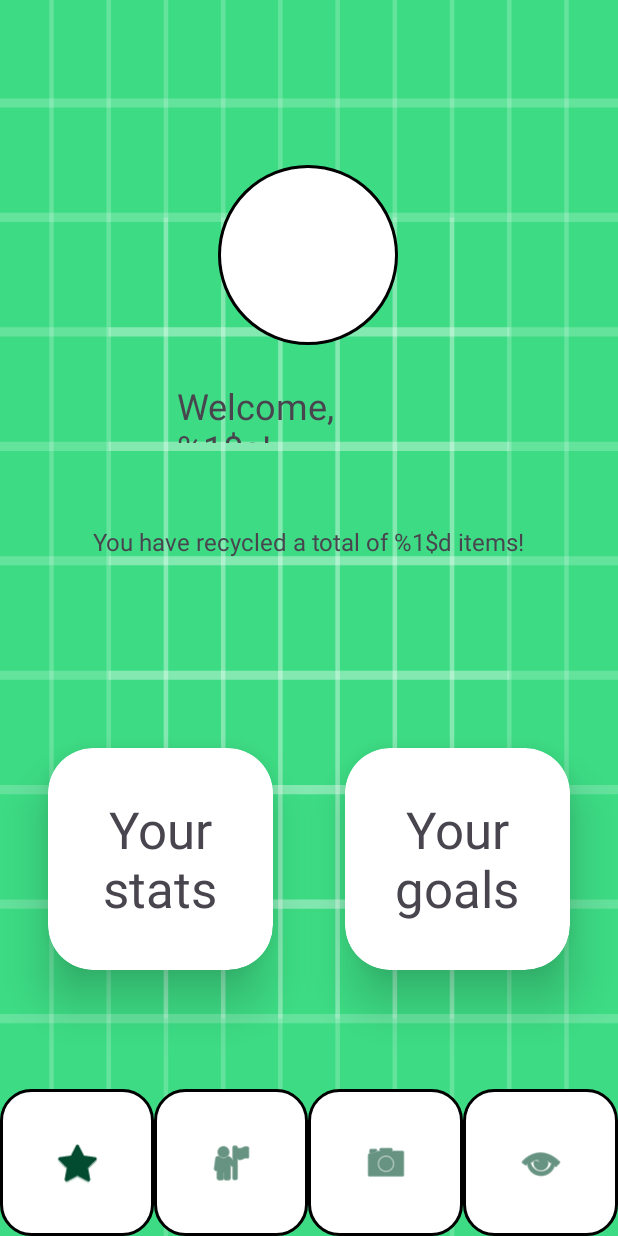
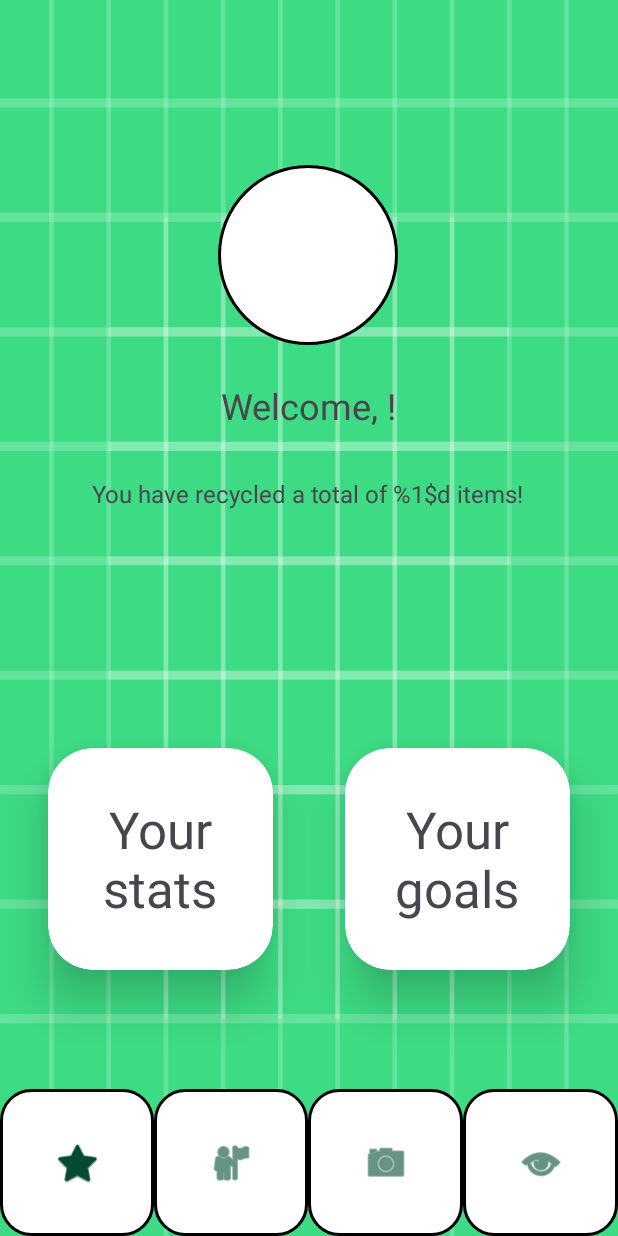
Before and after one commit to iamrb1/EcoSnap, an Android app: the Profile screen opened directly, with no data from a screen before it, on a phone screen of 412 x 824 dp. Run offline under Robolectric (Android 15) with nearby library versions, the phone set to English and light mode, and no system bars; our stand-ins replace Firebase (no records; nobody signed in at launch, a user with empty details on screens opened directly).

Commit message:
Update profile information with email

```diff
--- a/app/src/main/java/edu/msu/cse476/baragurr/ecosnap/Account.java
+++ b/app/src/main/java/edu/msu/cse476/baragurr/ecosnap/Account.java
@@ -27,8 +27,6 @@ import com.google.firebase.auth.FirebaseUser;
 
 
 public class Account extends AppCompatActivity {
-
-
 
     TextInputEditText editTextUsername, editTextPassword;
     Button buttonReg;
--- a/app/src/main/java/edu/msu/cse476/baragurr/ecosnap/Home.java
+++ b/app/src/main/java/edu/msu/cse476/baragurr/ecosnap/Home.java
@@ -29,7 +29,6 @@ public class Home extends AppCompatActivity {
             Intent intent = new Intent(getApplicationContext(), Startup.class );
             startActivity(intent);
             finish();
-
         }
         else{
             //textView.setText(user.getEmail());
--- a/app/src/main/java/edu/msu/cse476/baragurr/ecosnap/Profile.java
+++ b/app/src/main/java/edu/msu/cse476/baragurr/ecosnap/Profile.java
@@ -2,6 +2,7 @@ package edu.msu.cse476.baragurr.ecosnap;
 
 import android.content.Intent;
 import android.os.Bundle;
+import android.util.Log;
 import android.view.View;
 import android.widget.TextView;
 
@@ -11,16 +12,26 @@ import androidx.core.graphics.Insets;
 import androidx.core.view.ViewCompat;
 import androidx.core.view.WindowInsetsCompat;
 
+import com.google.firebase.auth.FirebaseAuth;
+import com.google.firebase.auth.FirebaseUser;
+
 public class Profile extends AppCompatActivity {
 
-    // Default account, should get account from database
-//    private Account currentAccount = new Account("User", "Test");
-//    TextView user_text;
-//    TextView recycle_text;
+    TextView user_text;
+    TextView recycle_text;
+    FirebaseAuth auth;
+    FirebaseUser user;
 
     @Override
     protected void onCreate(Bundle savedInstanceState) {
         super.onCreate(savedInstanceState);
+        auth = FirebaseAuth.getInstance();
+        user = auth.getCurrentUser();
+        if (user == null){
+            Intent intent = new Intent(getApplicationContext(), Startup.class );
+            startActivity(intent);
+            finish();
+        }
         EdgeToEdge.enable(this);
         setContentView(R.layout.activity_profile);
         ViewCompat.setOnApplyWindowInsetsListener(findViewById(R.id.main), (v, insets) -> {
@@ -28,19 +39,22 @@ public class Profile extends AppCompatActivity {
             v.setPadding(systemBars.left, systemBars.top, systemBars.right, systemBars.bottom);
             return insets;
         });
-
-//        String username = currentAccount.getUsername();
+        String username = user.getEmail();
 //        int num_recycled = currentAccount.getRecycleCount();
 //
-//        user_text = findViewById(R.id.username_welcome_text);
+        user_text = findViewById(R.id.username_welcome_text);
 //
-//        String username_formatted = getString(R.string.username_welcome, username);
-//        user_text.setText(username_formatted);
-//
+        String username_formatted = getString(R.string.username_welcome, username);
+        user_text.setText(username_formatted);
+
 //        recycle_text = findViewById(R.id.recycle_count_text);
 //
 //        String recycle_formatted = getString(R.string.recycle_count, num_recycled);
 //        recycle_text.setText(recycle_formatted);
+
+    }
+
+    public void GetUserData(){
 
     }
 
--- a/app/src/main/res/layout/activity_profile.xml
+++ b/app/src/main/res/layout/activity_profile.xml
@@ -18,29 +18,32 @@
             android:id="@+id/recycle_count_text"
             android:layout_width="wrap_content"
             android:layout_height="wrap_content"
-            android:layout_marginTop="301dp"
             android:layout_marginBottom="306dp"
             android:text="@string/recycle_count"
             android:textSize="16sp"
             app:layout_constraintBottom_toTopOf="@+id/linearLayout"
             app:layout_constraintEnd_toEndOf="parent"
-            app:layout_constraintHorizontal_bias="0.498"
+            app:layout_constraintHorizontal_bias="0.496"
             app:layout_constraintStart_toStartOf="parent"
-            app:layout_constraintTop_toTopOf="parent" />
+            app:layout_constraintTop_toBottomOf="@+id/username_welcome_text"
+            app:layout_constraintVertical_bias="0.263" />
 
         <TextView
             android:id="@+id/username_welcome_text"
-            android:layout_width="173dp"
-            android:layout_height="41dp"
+            android:layout_width="335dp"
+            android:layout_height="35dp"
             android:layout_marginStart="32dp"
             android:layout_marginTop="24dp"
             android:layout_marginEnd="32dp"
+            android:gravity="center_horizontal"
             android:text="@string/username_welcome"
             android:textSize="24sp"
+            app:layout_constraintBottom_toTopOf="@+id/linearLayout"
             app:layout_constraintEnd_toEndOf="parent"
-            app:layout_constraintHorizontal_bias="0.493"
+            app:layout_constraintHorizontal_bias="0.461"
             app:layout_constraintStart_toStartOf="parent"
-            app:layout_constraintTop_toBottomOf="@+id/imageView" />
+            app:layout_constraintTop_toBottomOf="@+id/imageView"
+            app:layout_constraintVertical_bias="0.0" />
 
         <ImageView
             android:id="@+id/imageView"
```
